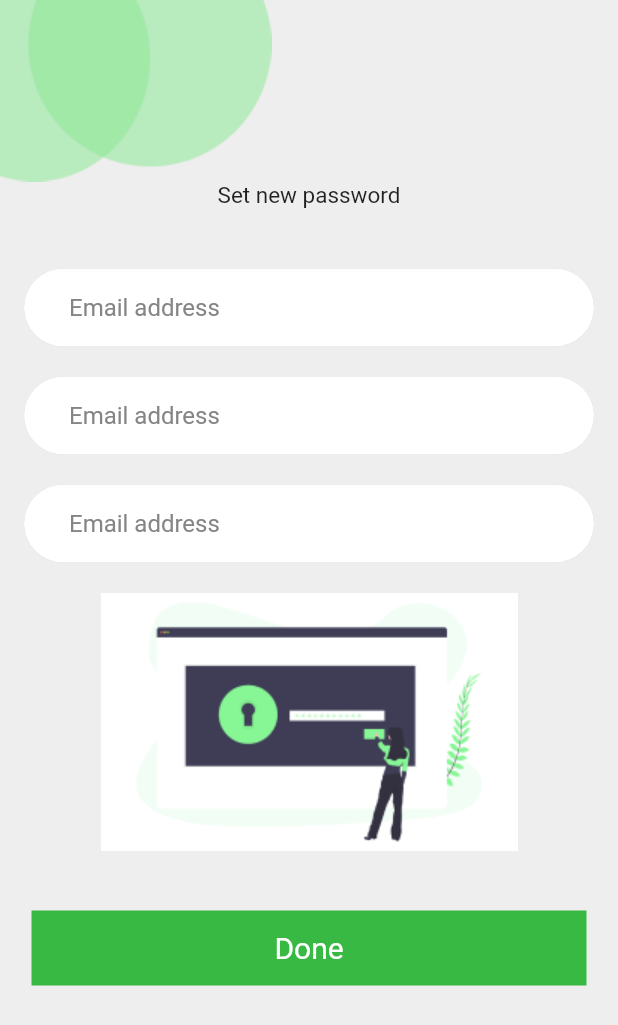
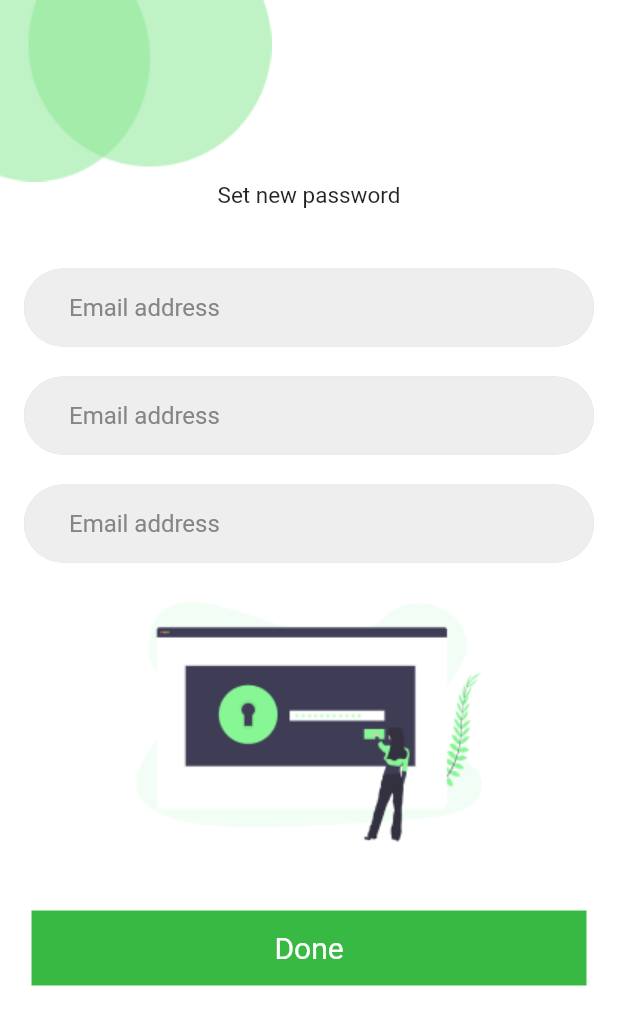
Before and after one commit to Team-404-Hackerthon-Project/Wasty_Mobile, a Flutter app: the ForgotPasswordScreen screen opened directly, on a phone screen of 412 x 824 dp. Shown: the top 1025 px of the screen. Run offline on Flutter 3.47's test engine with Material 2 defaults, Android fonts, the light colour scheme and no system bars; our stand-ins replace device_preview, dio, get, shared_preferences; accounts and stored records are empty.

Commit message:
color fix

```diff
--- a/lib/constants.dart
+++ b/lib/constants.dart
@@ -1,10 +1,10 @@
 import 'package:flutter/material.dart';
 
 
-const Color? bodyColor = Color(0xFFEEEEEE);
+const Color? bodyColor = Color(0xFFFFFFFF);
 const Color buttonColor = Color(0xFF37B943);
 const Color buttonTextColor = Color(0xFFFFFFFF);
-const Color formFieldColor = Color(0xFFFFFFFF);
+const Color formFieldColor = Color(0xFFEEEEEE);
 const Color formFieldHintColor = Color(0xFF858585);
 const Color formFieldTextColor = Color(0xFF000000);
 const Color textColor = Color(0xFF000000);
```
Also changed, not shown: lib/main.dart (+4 -4 lines), 1 other file.
